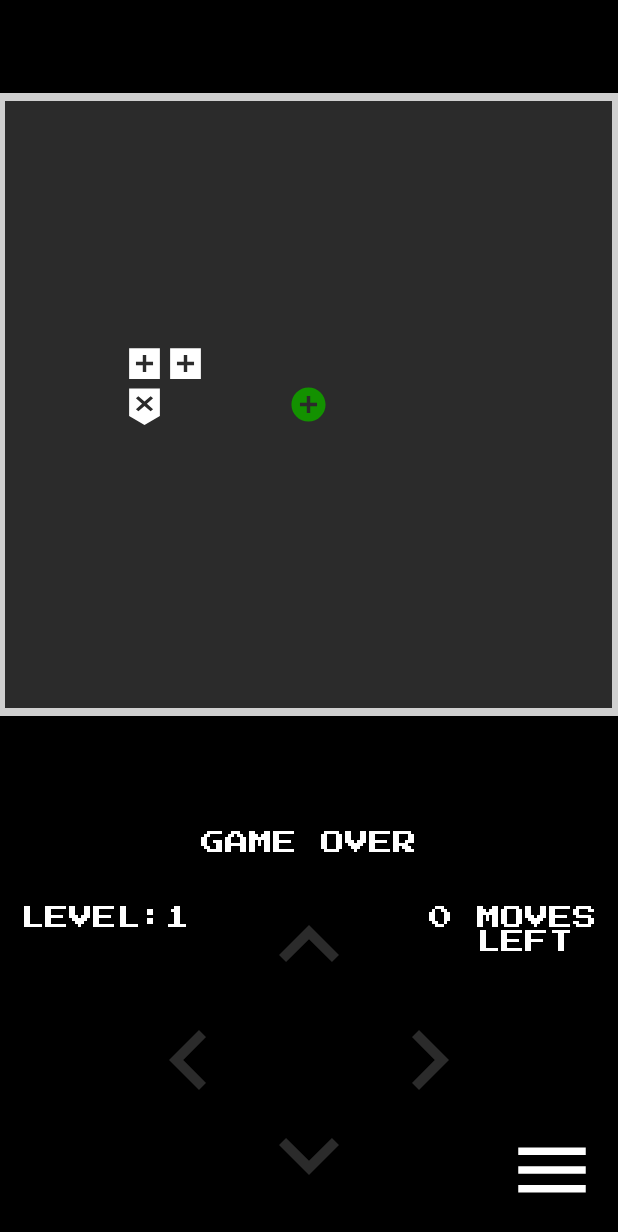
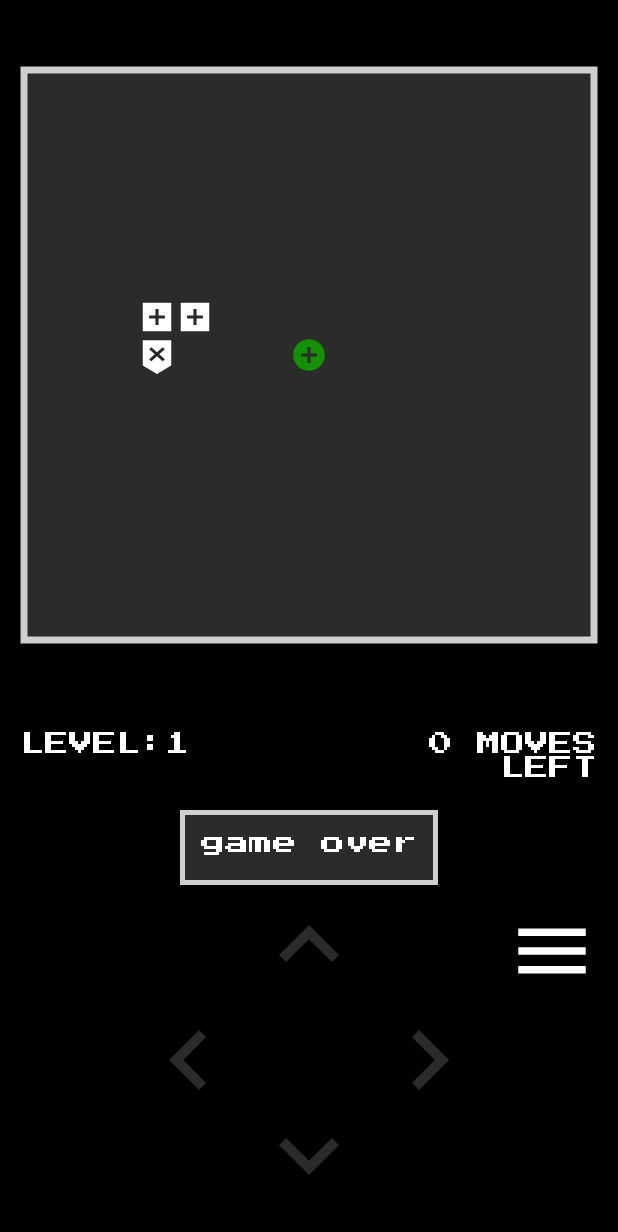
Before and after one commit to nijatismayilzada/different-snake-game, an Android app: the GameActivity screen opened directly, with no data from a screen before it, after a tap on an icon or button, on a phone screen of 412 x 824 dp. Shown: the top 1232 px of the screen. Run offline under Robolectric (Android 15) with nearby library versions, the phone set to English and light mode, and no system bars; our stand-ins replace AdMob; 1 statement that could not run was skipped; 3 other taps on this screen came first.

Commit message:
some ui/ux improvements

```diff
--- a/app/src/main/java/com/thepot/differentsnakegame/Board.java
+++ b/app/src/main/java/com/thepot/differentsnakegame/Board.java
@@ -98,7 +98,7 @@ public class Board {
     }
 
     public void loadSave() {
-        gameState.setText("");
+        gameState.setVisibility(INVISIBLE);
         cageService.loadSavedCage();
         levelService.loadLevelSave();
         snakeService.getSnake(true);
--- a/app/src/main/java/com/thepot/differentsnakegame/service/AdsService.java
+++ b/app/src/main/java/com/thepot/differentsnakegame/service/AdsService.java
@@ -6,10 +6,13 @@ import com.google.android.gms.ads.AdRequest;
 import com.google.android.gms.ads.AdView;
 import com.google.android.gms.ads.InterstitialAd;
 import com.google.android.gms.ads.MobileAds;
+import com.google.android.gms.ads.RequestConfiguration;
 import com.thepot.differentsnakegame.Board;
 import com.thepot.differentsnakegame.R;
 import com.thepot.differentsnakegame.clicklistener.AdL;
 import com.thepot.differentsnakegame.clicklistener.AdsOICL;
+
+import static java.util.Collections.singletonList;
 
 public class AdsService {
 
@@ -20,12 +23,12 @@ public class AdsService {
     public AdsService(AppCompatActivity activity, Board board) {
 
         MobileAds.initialize(activity, new AdsOICL());
-//        MobileAds.setRequestConfiguration(new RequestConfiguration.Builder().setTestDeviceIds(singletonList("35CC9854176EF7429B8898AC4FBB9CF6")).build());
+        MobileAds.setRequestConfiguration(new RequestConfiguration.Builder().setTestDeviceIds(singletonList("35CC9854176EF7429B8898AC4FBB9CF6")).build());
         activity.<AdView>findViewById(R.id.adView).loadAd(new AdRequest.Builder().build());
 
         interstitialAd = new InterstitialAd(activity);
-        interstitialAd.setAdUnitId("ca-app-pub-3436517585020059/5097995112");
-//        interstitialAd.setAdUnitId("ca-app-pub-3940256099942544/1033173712");
+//        interstitialAd.setAdUnitId("ca-app-pub-3436517585020059/5097995112");
+        interstitialAd.setAdUnitId("ca-app-pub-3940256099942544/1033173712");
         interstitialAd.loadAd(new AdRequest.Builder().build());
         interstitialAd.setAdListener(new AdL(interstitialAd, board));
         clickCount = CLICK_THRESHOLD - 1;
--- a/app/src/main/java/com/thepot/differentsnakegame/service/ButtonService.java
+++ b/app/src/main/java/com/thepot/differentsnakegame/service/ButtonService.java
@@ -1,5 +1,6 @@
 package com.thepot.differentsnakegame.service;
 
+import android.view.View;
 import android.widget.ImageButton;
 import android.widget.TextView;
 
@@ -58,7 +59,7 @@ public class ButtonService {
 
         activity.findViewById(R.id.menu).setOnClickListener(new MenuButtonOCL(activity));
         gameState = activity.findViewById(R.id.gameStateText);
-        gameState.setText("");
+        gameState.setVisibility(View.INVISIBLE);
     }
 
 
@@ -132,10 +133,12 @@ public class ButtonService {
 
         if (!upButton.isClickable() && !downButton.isClickable() && !leftButton.isClickable() && !rightButton.isClickable()) {
             gameState.setText(R.string.game_over);
+            gameState.setVisibility(VISIBLE);
         }
 
         if (levelService.getCurrentLevel().getCurrentLevel() == END_GAME) {
             gameState.setText(R.string.game_end);
+            gameState.setVisibility(VISIBLE);
         }
     }
 
--- a/app/src/main/java/com/thepot/differentsnakegame/service/CageService.java
+++ b/app/src/main/java/com/thepot/differentsnakegame/service/CageService.java
@@ -164,7 +164,7 @@ public class CageService {
 
     public int getCellSize() {
         if (cellSize == null) {
-            cellSize = Math.min(boardHolder.getMeasuredWidth() / CELL_COUNT, boardHolder.getMeasuredHeight() / CELL_COUNT);
+            cellSize = Math.min(boardHolder.getMeasuredWidth() / (CELL_COUNT + 1), boardHolder.getMeasuredHeight() / (CELL_COUNT + 1));
         }
 
         return cellSize;
--- a/app/src/main/java/com/thepot/differentsnakegame/service/SnakeService.java
+++ b/app/src/main/java/com/thepot/differentsnakegame/service/SnakeService.java
@@ -116,7 +116,7 @@ public class SnakeService {
             loadSaveButton.setVisibility(VISIBLE);
         }
 
-        gameState.setText("");
+        gameState.setVisibility(INVISIBLE);
 
         levelService.updateMoveCount(levelService.getCurrentLevel().getMovesLeft() - 1);
         Cell newHead = cageService.getCage().cells[Y][X];
@@ -155,6 +155,7 @@ public class SnakeService {
                 addHead(cellType, newHead);
                 if (levelService.getCurrentLevel().getCurrentLevel() == 2) {
                     gameState.setText(R.string.checkpoint);
+                    gameState.setVisibility(VISIBLE);
                 }
                 loadSaveButton.setVisibility(INVISIBLE);
                 gameSaver.execute(saveRunnable);
--- /dev/null
+++ b/app/src/main/res/drawable/status.xml
@@ -0,0 +1,10 @@
+<shape xmlns:android="http://schemas.android.com/apk/res/android"
+    android:shape="rectangle">
+
+    <solid android:color="@color/colorBackground" />
+    <stroke
+        android:width="3dp"
+        android:color="@color/colorBoardLine" />
+    <corners android:radius="0dp" />
+
+</shape>
--- a/app/src/main/res/layout/activity_game.xml
+++ b/app/src/main/res/layout/activity_game.xml
@@ -12,8 +12,7 @@
     <RelativeLayout
         android:id="@+id/ads"
         android:layout_width="match_parent"
-        android:layout_height="wrap_content"
-        android:layout_alignParentStart="true">
+        android:layout_height="wrap_content">
 
         <com.google.android.gms.ads.AdView xmlns:ads="http://schemas.android.com/apk/res-auto"
             android:id="@+id/adView"
@@ -21,8 +20,8 @@
             android:layout_height="@dimen/bannerHeight"
             android:layout_alignParentStart="true"
             ads:adSize="BANNER"
-            ads:adUnitId="ca-app-pub-3436517585020059/9992262981" />
-        <!--            ads:adUnitId="ca-app-pub-3940256099942544/6300978111" />-->
+            ads:adUnitId="ca-app-pub-3940256099942544/6300978111" />
+        <!--            ads:adUnitId="ca-app-pub-3436517585020059/9992262981" />-->
 
     </RelativeLayout>
 
@@ -30,42 +29,21 @@
         android:id="@+id/board"
         android:layout_width="match_parent"
         android:layout_height="wrap_content"
-        android:layout_above="@id/status"
+        android:layout_above="@id/currentLevel"
         android:layout_below="@id/ads">
-
 
         <ImageView
             android:id="@+id/boardHolder"
             android:layout_width="match_parent"
-            android:layout_height="match_parent" />
+            android:layout_height="match_parent"
+            android:contentDescription="@string/about" />
     </RelativeLayout>
 
     <RelativeLayout
-        android:id="@+id/status"
+        android:id="@+id/currentLevel"
         android:layout_width="match_parent"
         android:layout_height="wrap_content"
-        android:layout_above="@id/controls">
-
-        <TextView
-            android:id="@+id/gameStateText"
-            android:layout_width="wrap_content"
-            android:layout_height="wrap_content"
-            android:layout_centerHorizontal="true"
-            android:layout_marginStart="@dimen/marginMini"
-            android:layout_marginTop="@dimen/marginMini"
-            android:layout_marginBottom="@dimen/marginMini"
-            android:fontFamily="@font/press_start_2p_az"
-            android:textAlignment="center"
-            android:textColor="@color/colorWhite"
-            android:textSize="@dimen/smallText" />
-
-    </RelativeLayout>
-
-    <RelativeLayout
-        android:id="@+id/controls"
-        android:layout_width="match_parent"
-        android:layout_height="wrap_content"
-        android:layout_alignParentBottom="true">
+        android:layout_above="@id/status">
 
         <TextView
             android:id="@+id/level"
@@ -98,8 +76,10 @@
             android:layout_alignParentEnd="true"
             android:layout_marginTop="@dimen/marginMini"
             android:layout_marginEnd="@dimen/marginMini"
+            android:layout_marginBottom="@dimen/marginMini"
             android:fontFamily="@font/press_start_2p_az"
             android:text="@string/moves"
+            android:textAlignment="textEnd"
             android:textColor="@color/colorWhite"
             android:textSize="@dimen/smallText" />
 
@@ -113,23 +93,53 @@
             android:textColor="@color/colorWhite"
             android:textSize="@dimen/smallText" />
 
+    </RelativeLayout>
+
+
+    <RelativeLayout
+        android:id="@+id/status"
+        android:layout_width="match_parent"
+        android:layout_height="wrap_content"
+        android:layout_above="@id/controls">
+
+        <TextView
+            android:id="@+id/gameStateText"
+            android:layout_width="wrap_content"
+            android:layout_height="wrap_content"
+            android:layout_centerHorizontal="true"
+            android:background="@drawable/status"
+            android:fontFamily="@font/press_start_2p_az"
+            android:padding="@dimen/marginMini"
+            android:textAlignment="center"
+            android:textColor="@color/colorWhite"
+            android:textSize="@dimen/smallText" />
+
+    </RelativeLayout>
+
+    <RelativeLayout
+        android:id="@+id/controls"
+        android:layout_width="match_parent"
+        android:layout_height="wrap_content"
+        android:layout_alignParentBottom="true">
+
+
         <ImageButton
             android:id="@+id/loadSave"
             android:layout_width="@dimen/buttonSmall"
             android:layout_height="@dimen/buttonSmall"
-            android:layout_below="@id/upButton"
             android:layout_alignParentStart="true"
+            android:layout_alignParentTop="true"
             android:layout_marginStart="@dimen/marginMini"
-            android:layout_marginTop="@dimen/marginBigSides"
+            android:layout_marginTop="@dimen/marginMini"
             android:background="@drawable/ic_cloud_download_white_24dp" />
 
         <ImageButton
             android:id="@+id/menu"
             android:layout_width="@dimen/buttonSmall"
             android:layout_height="@dimen/buttonSmall"
-            android:layout_below="@id/upButton"
+            android:layout_alignParentTop="true"
             android:layout_alignParentEnd="true"
-            android:layout_marginTop="@dimen/marginBigSides"
+            android:layout_marginTop="@dimen/marginMini"
             android:layout_marginEnd="@dimen/marginMini"
             android:background="@drawable/ic_menu_white_24dp" />
 
--- a/app/src/main/res/values/strings.xml
+++ b/app/src/main/res/values/strings.xml
@@ -1,12 +1,12 @@
 <resources>
     <string name="app_name">Different Snake Game</string>
     <string name="level">LEVEL:</string>
-    <string name="game_over">GAME OVER</string>
-    <string name="game_end">END OF GAME!</string>
+    <string name="game_over">game over</string>
+    <string name="game_end">end of game!</string>
     <string name="moves">\ MOVES\n LEFT</string>
     <string name="new_game">NEW GAME</string>
     <string name="continue_game">CONTINUE</string>
-    <string name="checkpoint">Checkpoint!</string>
+    <string name="checkpoint">checkpoint!</string>
     <string name="about">ABOUT</string>
     <string name="exit">EXIT</string>
 </resources>
```
Also changed, not shown: 1 other file.
